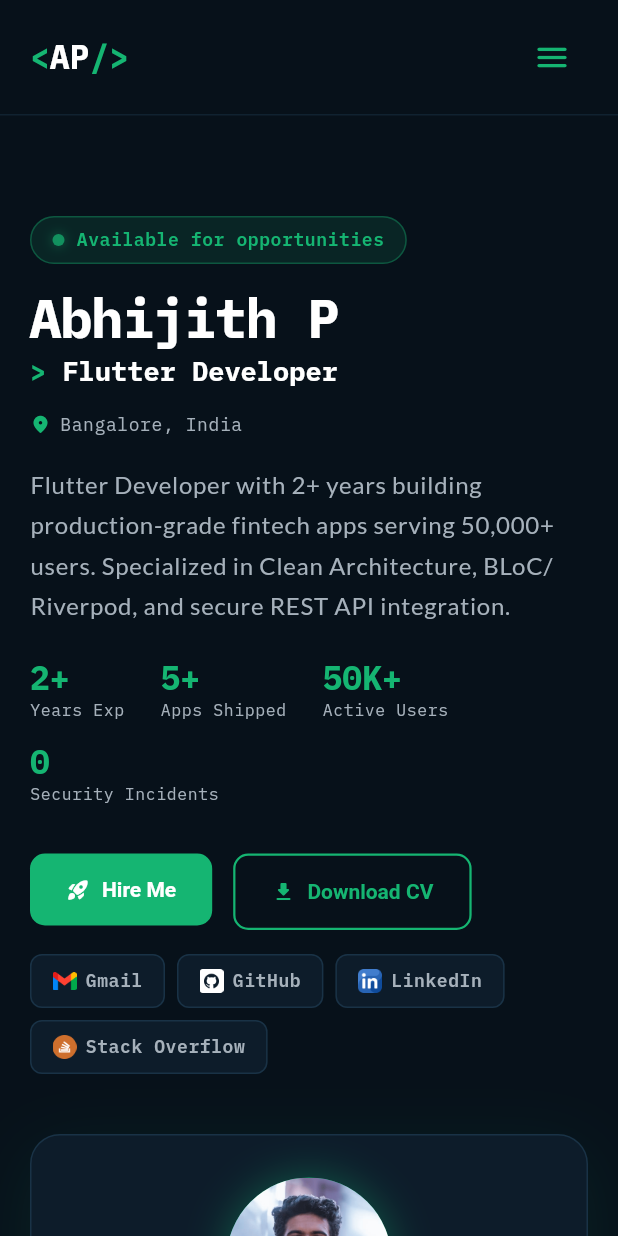
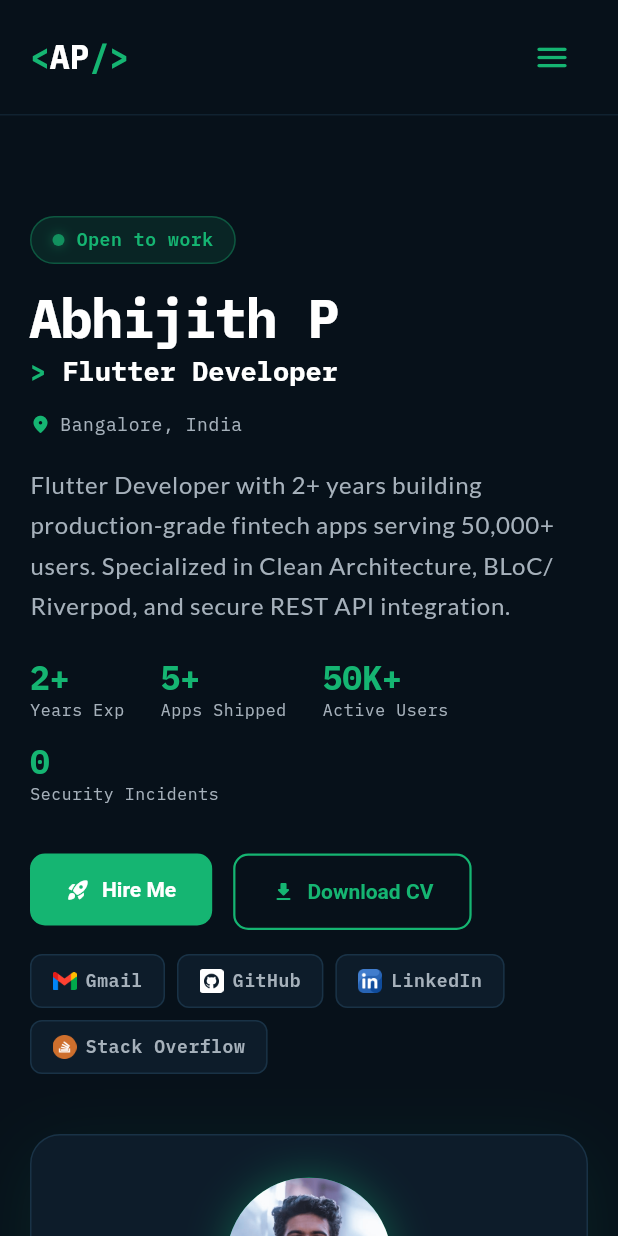
Before and after one commit to abhijithp65/abhijithp65.github.io, a Flutter app: the screen it shows after launch, on a phone screen of 412 x 824 dp. Run offline on Flutter 3.47's test engine with Material 3 defaults, Android fonts, the phone set to English and light mode, and no system bars; drawn by our look-alikes of animated_text_kit, flutter_animate, toastification; our stand-ins replace flutter_riverpod, google_fonts, responsive_framework, visibility_detector; network calls fail.

Commit message:
update portfolio

```diff
--- a/lib/core/constants/strings.dart
+++ b/lib/core/constants/strings.dart
@@ -15,7 +15,7 @@ class StringConst {
 
   // Hero
   static const String FIRST_NAME = "Abhijith P";
-  static const String INTRO = "Available for opportunities";
+  static const String INTRO = "Open to work";
   static const String POSITION = "Flutter Developer";
   static const String LOCATION = "Bangalore, India";
   static const String ABOUT_DEV =
```
